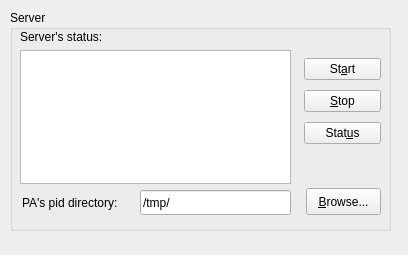
The window that PAConsole/res/wgServer.ui (AnarManafov/PoD) describes before a commit, drawn with Qt 5.
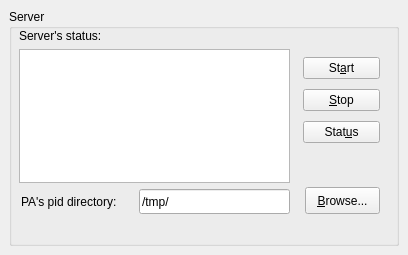
The same window after the commit.

Commit message: PAConsole_modified: GUI formating

Patch:
```diff
--- a/PAConsole/res/wgServer.ui
+++ b/PAConsole/res/wgServer.ui
@@ -12,15 +12,15 @@
   <property name="windowTitle" >
    <string>Form</string>
   </property>
+  <layout class="QGridLayout" >
+   <property name="margin" >
+    <number>9</number>
+   </property>
+   <property name="spacing" >
+    <number>6</number>
+   </property>
+   <item row="0" column="0" >
   <widget class="QGroupBox" name="groupBox" >
-   <property name="geometry" >
-    <rect>
-     <x>10</x>
-     <y>10</y>
-     <width>381</width>
-     <height>221</height>
-    </rect>
-   </property>
    <property name="title" >
     <string>Server</string>
    </property>
@@ -144,6 +144,8 @@
     </property>
    </widget>
   </widget>
+   </item>
+  </layout>
  </widget>
  <resources/>
  <connections/>
```
Lines whose indentation alone changed are shown as unchanged. The commit also changes 4 other files.
